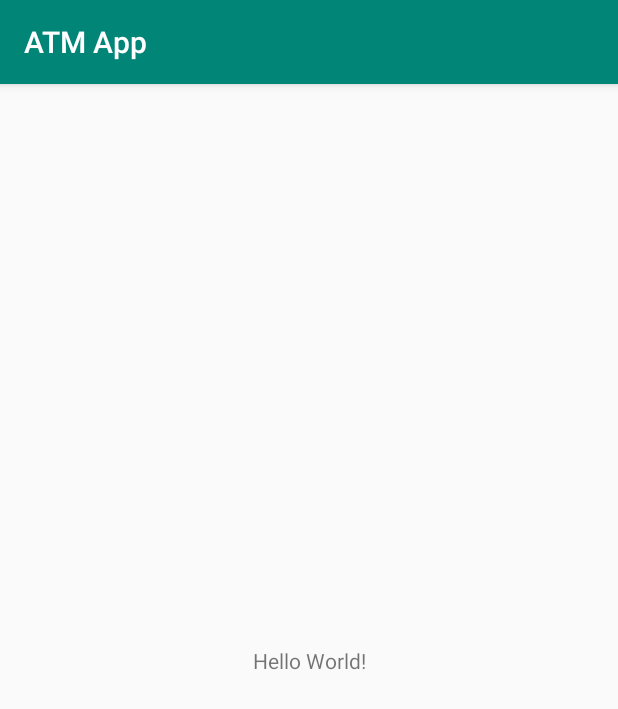
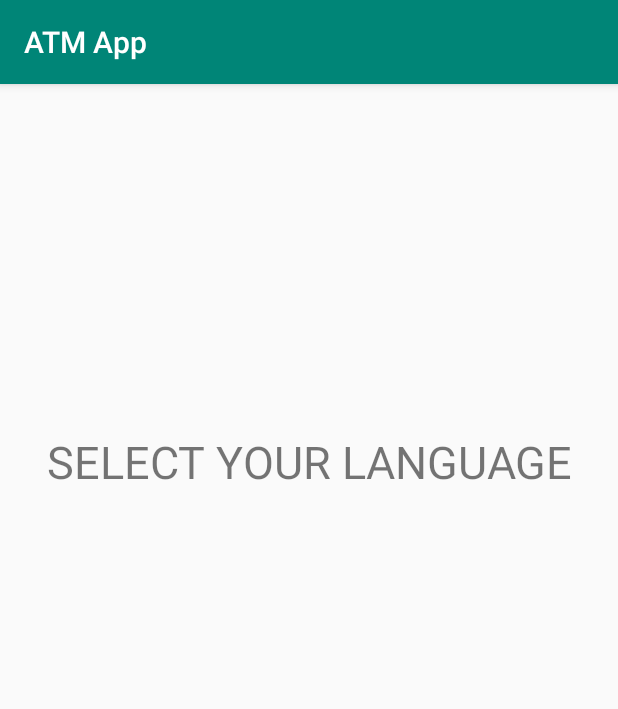
Before and after one commit to KelvnPere/ATM_TransactionApp, an Android app: the screen it shows after launch (MainActivity), on a phone screen of 412 x 824 dp. Shown: the top 709 px of the screen. Run offline under Robolectric (Android 15) with nearby library versions, the phone set to English and light mode, and no system bars.

Commit message:
Minor change

```diff
--- a/app/src/main/res/layout/activity_main.xml
+++ b/app/src/main/res/layout/activity_main.xml
@@ -6,13 +6,13 @@
     android:layout_height="match_parent"
     tools:context=".MainActivity">
 
-    <TextView
-        android:layout_width="wrap_content"
-        android:layout_height="wrap_content"
-        android:text="Hello World!"
-        app:layout_constraintBottom_toBottomOf="parent"
-        app:layout_constraintLeft_toLeftOf="parent"
-        app:layout_constraintRight_toRightOf="parent"
-        app:layout_constraintTop_toTopOf="parent" />
+    <fragment
+        android:id="@+id/my_nav_host_fragment"
+        android:layout_width="match_parent"
+        android:layout_height="match_parent"
+        android:name="androidx.navigation.fragment.NavHostFragment"
+        app:navGraph ="@navigation/nav_graph"
+        app:defaultNavHost= "true">
+    </fragment>
 
 </androidx.constraintlayout.widget.ConstraintLayout>
--- a/app/src/main/res/layout/fragment_select_language.xml
+++ b/app/src/main/res/layout/fragment_select_language.xml
@@ -1,14 +1,26 @@
 <?xml version="1.0" encoding="utf-8"?>
-<FrameLayout xmlns:android="http://schemas.android.com/apk/res/android"
+<androidx.constraintlayout.widget.ConstraintLayout xmlns:android="http://schemas.android.com/apk/res/android"
+    xmlns:app="http://schemas.android.com/apk/res-auto"
     xmlns:tools="http://schemas.android.com/tools"
+    android:id="@+id/frameLayout"
     android:layout_width="match_parent"
     android:layout_height="match_parent"
     tools:context=".fragments.SelectLanguage">
 
     <!-- TODO: Update blank fragment layout -->
     <TextView
-        android:layout_width="match_parent"
-        android:layout_height="match_parent"
-        android:text="@string/hello_blank_fragment" />
+        android:id="@+id/textView"
+        android:layout_width="0dp"
+        android:layout_height="wrap_content"
+        android:textAlignment="center"
+        android:textSize="30sp"
+        android:textAllCaps="true"
+        android:text="Select your language"
+        app:layout_constraintBottom_toBottomOf="parent"
+        app:layout_constraintEnd_toEndOf="parent"
+        app:layout_constraintHorizontal_bias="1.0"
+        app:layout_constraintStart_toStartOf="parent"
+        app:layout_constraintTop_toTopOf="parent"
+        app:layout_constraintVertical_bias="0.318" />
 
-</FrameLayout>
+</androidx.constraintlayout.widget.ConstraintLayout>
--- a/app/src/main/res/navigation/nav_graph.xml
+++ b/app/src/main/res/navigation/nav_graph.xml
@@ -1,5 +1,28 @@
 <?xml version="1.0" encoding="utf-8"?>
 <navigation xmlns:android="http://schemas.android.com/apk/res/android"
-    xmlns:app="http://schemas.android.com/apk/res-auto" android:id="@+id/nav_graph">
+    xmlns:app="http://schemas.android.com/apk/res-auto"
+    xmlns:tools="http://schemas.android.com/tools"
+    android:id="@+id/nav_graph"
+    app:startDestination="@id/selectLanguage">
 
+    <fragment
+        android:id="@+id/selectLanguage"
+        android:name="com.example.atmapp.fragments.SelectLanguage"
+        android:label="fragment_select_language"
+        tools:layout="@layout/fragment_select_language" />
+    <fragment
+        android:id="@+id/atmPin"
+        android:name="com.example.atmapp.fragments.AtmPin"
+        android:label="fragment_atm_pin"
+        tools:layout="@layout/fragment_atm_pin" />
+    <fragment
+        android:id="@+id/transactionAmount"
+        android:name="com.example.atmapp.fragments.TransactionAmount"
+        android:label="fragment_transaction_amount"
+        tools:layout="@layout/fragment_transaction_amount" />
+    <fragment
+        android:id="@+id/transactionType"
+        android:name="com.example.atmapp.fragments.TransactionType"
+        android:label="fragment_transaction_type"
+        tools:layout="@layout/fragment_transaction_type" />
 </navigation>
```
Also changed, not shown: app/src/main/res/layout/fragment_atm_pin.xml (+17 -5 lines), app/src/main/res/layout/fragment_insert_atmcard.xml (+17 -5 lines), app/src/main/res/layout/fragment_transaction_amount.xml (+17 -5 lines), app/src/main/res/layout/fragment_transaction_complete.xml (+17 -5 lines), app/src/main/res/layout/fragment_transaction_type.xml (+17 -5 lines).
